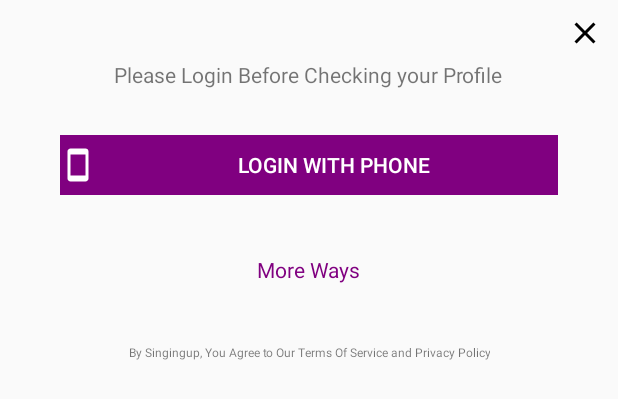
After one commit to sahilsingh-dsc/FWorld, an Android app: the layout dialogue_layout.xml on its own in the app's theme, with its tools: preview values and no code run, on a phone screen of 412 x 824 dp. The commit adds this screen. Shown: the top 399 px of the screen. Run offline under Robolectric (Android 15) with nearby library versions, the phone set to English and light mode, and no system bars.

Commit message:
commit@_19_04_19_7_20_chngesdone

```diff
--- /dev/null
+++ b/app/src/main/res/drawable/ic_close_black_24dp.xml
@@ -0,0 +1,9 @@
+<vector xmlns:android="http://schemas.android.com/apk/res/android"
+        android:width="24dp"
+        android:height="24dp"
+        android:viewportWidth="24.0"
+        android:viewportHeight="24.0">
+    <path
+        android:fillColor="#FF000000"
+        android:pathData="M19,6.41L17.59,5 12,10.59 6.41,5 5,6.41 10.59,12 5,17.59 6.41,19 12,13.41 17.59,19 19,17.59 13.41,12z"/>
+</vector>
--- /dev/null
+++ b/app/src/main/res/drawable/ic_smartphone_white_24dp.xml
@@ -0,0 +1,5 @@
+<vector android:height="24dp" android:tint="#FFFFFF"
+    android:viewportHeight="24.0" android:viewportWidth="24.0"
+    android:width="24dp" xmlns:android="http://schemas.android.com/apk/res/android">
+    <path android:fillColor="#FF000000" android:pathData="M17,1.01L7,1c-1.1,0 -2,0.9 -2,2v18c0,1.1 0.9,2 2,2h10c1.1,0 2,-0.9 2,-2V3c0,-1.1 -0.9,-1.99 -2,-1.99zM17,19H7V5h10v14z"/>
+</vector>
--- /dev/null
+++ b/app/src/main/res/layout/dialogue_layout.xml
@@ -0,0 +1,80 @@
+<?xml version="1.0" encoding="utf-8"?>
+<RelativeLayout
+    xmlns:android="http://schemas.android.com/apk/res/android"
+    android:layout_width="match_parent"
+    android:layout_height="wrap_content">
+    <TextView
+        android:id="@+id/close"
+        android:layout_width="wrap_content"
+        android:layout_height="wrap_content"
+        android:layout_alignParentRight="true"
+        android:layout_margin="10dp"
+        android:drawableTop="@drawable/ic_close_black_24dp"
+        />
+    <TextView
+        android:layout_width="wrap_content"
+        android:layout_height="wrap_content"
+        android:layout_centerHorizontal="true"
+        android:layout_marginTop="40dp"
+        android:text="Please Login Before Checking your Profile"/>
+    <Button
+        android:id="@+id/btnsub"
+        android:layout_width="match_parent"
+        android:layout_height="40dp"
+        android:background="@color/purpule"
+        android:layout_marginTop="90dp"
+        android:layout_marginLeft="40dp"
+        android:layout_marginRight="40dp"
+        android:drawableLeft="@drawable/ic_smartphone_white_24dp"
+        android:drawablePadding="10dp"
+        android:textColor="#fff"
+        android:text="Login with Phone"/>
+    <TextView
+        android:id="@+id/more"
+        android:layout_width="wrap_content"
+        android:layout_height="wrap_content"
+        android:layout_centerHorizontal="true"
+        android:text="More Ways"
+        android:textColor="@color/purpule"
+        android:textSize="14sp"
+        android:layout_marginTop="40dp"
+        android:layout_below="@+id/btnsub"/>
+    <LinearLayout
+        android:id="@+id/loginly"
+        android:visibility="gone"
+        android:layout_width="match_parent"
+        android:layout_height="wrap_content"
+        android:layout_below="@+id/more"
+        android:layout_marginTop="20dp"
+        android:layout_marginRight="60dp"
+        android:layout_marginLeft="60dp"
+        android:weightSum="3">
+        <ImageView
+            android:layout_width="50dp"
+            android:layout_height="50dp"
+            android:layout_weight="1"
+            android:src="@drawable/facebook"/>
+        <ImageView
+            android:layout_width="50dp"
+            android:layout_height="50dp"
+            android:layout_weight="1"
+            android:src="@drawable/googleplus"/>
+        <ImageView
+            android:layout_width="50dp"
+            android:layout_height="50dp"
+            android:layout_weight="1"
+            android:src="@drawable/mail"/>
+
+    </LinearLayout>
+    <TextView
+        android:layout_width="wrap_content"
+        android:layout_height="wrap_content"
+        android:layout_below="@+id/loginly"
+        android:textSize="8sp"
+        android:gravity="center"
+        android:layout_marginTop="40dp"
+        android:layout_marginBottom="10dp"
+        android:layout_centerHorizontal="true"
+        android:text="By Singingup, You Agree to Our Terms Of Service and Privacy Policy"/>
+
+</RelativeLayout>
```
Also changed, not shown: app/src/main/java/com/example/fwprld/ui/activities/MainActivity.java (+72 -36 lines), app/src/main/res/drawable/facebook.png (added), app/src/main/res/drawable/googleplus.png (added), app/src/main/res/drawable/mail.png (added).
